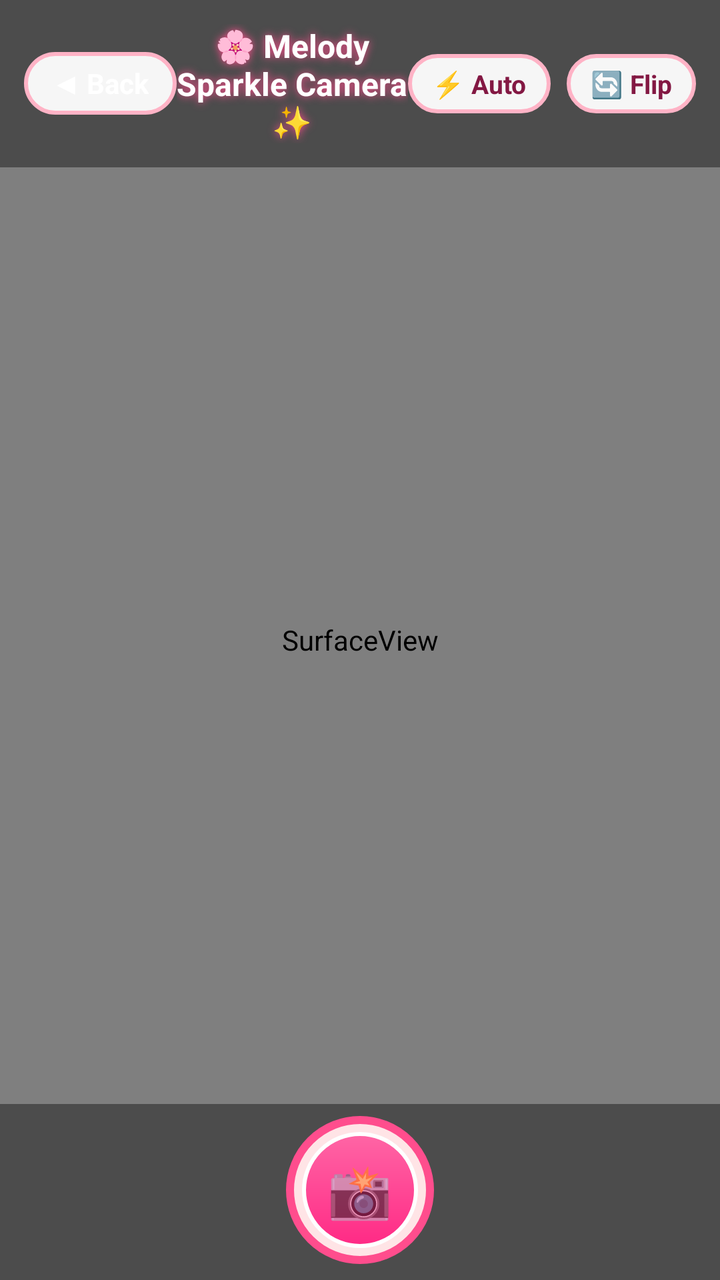
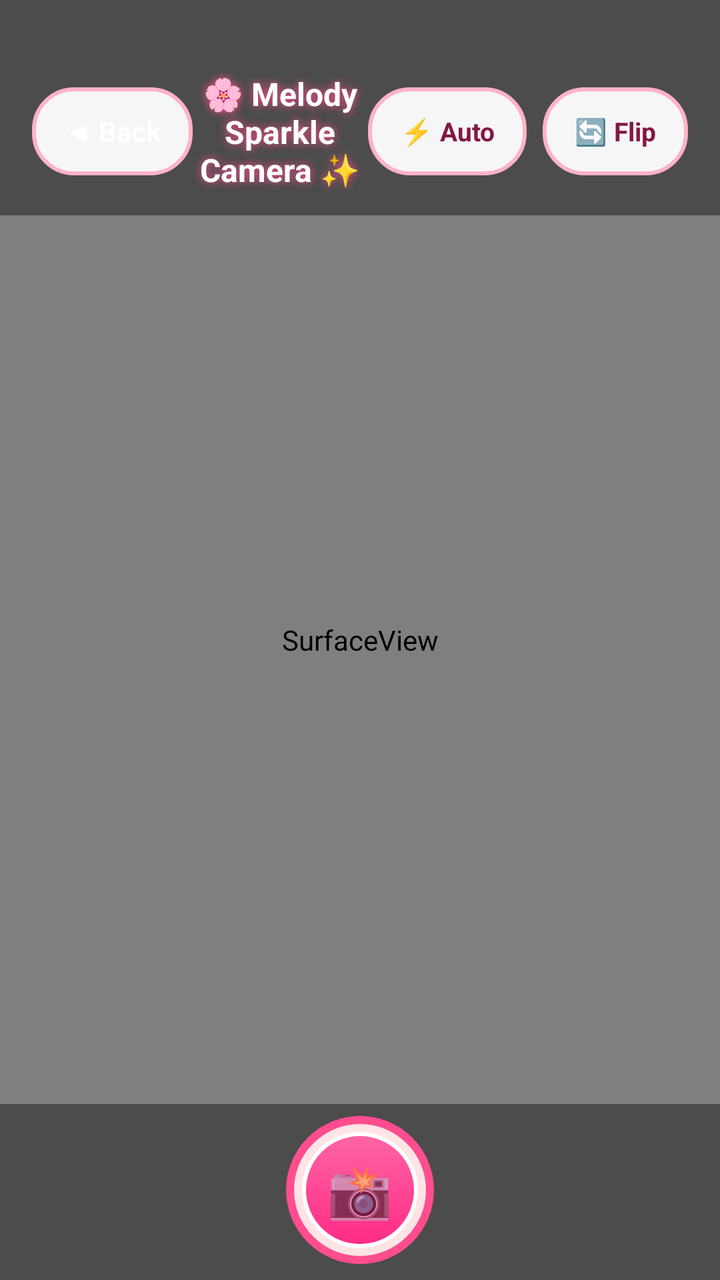

Before-and-after screenshots of an Android layout around one commit, followed by the original layout XML and the change that was made.
<!-- AndroidManifest.xml: activity theme Theme.KidsLauncher.Fullscreen -->
<!-- res/layout/activity_melody_camera.xml -->
<?xml version="1.0" encoding="utf-8"?>
<RelativeLayout xmlns:android="http://schemas.android.com/apk/res/android"
    android:layout_width="match_parent"
    android:layout_height="match_parent"
    android:background="#000000">

    
    <SurfaceView
        android:id="@+id/camera_surface_view"
        android:layout_width="match_parent"
        android:layout_height="match_parent"
        android:layout_centerInParent="true" />


    
    <LinearLayout
        android:id="@+id/layout_camera_header"
        android:layout_width="match_parent"
        android:layout_height="wrap_content"
        android:orientation="horizontal"
        android:gravity="center_vertical"
        android:padding="12dp"
        android:background="#66000000"
        android:layout_alignParentTop="true">

        <TextView
            android:id="@+id/btn_camera_back"
            android:layout_width="wrap_content"
            android:layout_height="wrap_content"
            android:text="◀ Back"
            android:textColor="#FFFFFF"
            android:textSize="14sp"
            android:textStyle="bold"
            android:background="@drawable/bg_melody_pill"
            android:paddingHorizontal="14dp"
            android:paddingVertical="6dp"
            android:clickable="true"
            android:focusable="true" />

        <TextView
            android:layout_width="0dp"
            android:layout_height="wrap_content"
            android:layout_weight="1"
            android:text="🌸 Melody Sparkle Camera ✨"
            android:textColor="#FFFFFF"
            android:textSize="16sp"
            android:textStyle="bold"
            android:gravity="center"
            android:shadowColor="#FF4D8D"
            android:shadowDx="0"
            android:shadowDy="0"
            android:shadowRadius="10" />

        <TextView
            android:id="@+id/btn_camera_flash"
            android:layout_width="wrap_content"
            android:layout_height="wrap_content"
            android:text="⚡ Auto"
            android:textColor="#831843"
            android:textSize="13sp"
            android:textStyle="bold"
            android:background="@drawable/bg_melody_pill"
            android:paddingHorizontal="12dp"
            android:paddingVertical="6dp"
            android:layout_marginEnd="8dp"
            android:clickable="true"
            android:focusable="true" />

        <TextView
            android:id="@+id/btn_camera_flip"
            android:layout_width="wrap_content"
            android:layout_height="wrap_content"
            android:text="🔄 Flip"
            android:textColor="#831843"
            android:textSize="13sp"
            android:textStyle="bold"
            android:background="@drawable/bg_melody_pill"
            android:paddingHorizontal="12dp"
            android:paddingVertical="6dp"
            android:clickable="true"
            android:focusable="true" />
    </LinearLayout>

    
    <LinearLayout
        android:id="@+id/layout_camera_bottom"
        android:layout_width="match_parent"
        android:layout_height="wrap_content"
        android:orientation="vertical"
        android:gravity="center"
        android:paddingBottom="8dp"
        android:paddingTop="6dp"
        android:layout_marginBottom="0dp"
        android:background="#66000000"
        android:layout_alignParentBottom="true">


        
        <FrameLayout
            android:id="@+id/btn_camera_shutter"
            android:layout_width="74dp"
            android:layout_height="74dp"
            android:background="@drawable/bg_camera_shutter"
            android:clickable="true"
            android:focusable="true">

            <TextView
                android:layout_width="wrap_content"
                android:layout_height="wrap_content"
                android:layout_gravity="center"
                android:text="📸"
                android:textSize="26sp" />
        </FrameLayout>
    </LinearLayout>

    
    <View
        android:id="@+id/view_shutter_flash"
        android:layout_width="match_parent"
        android:layout_height="match_parent"
        android:background="#FFFFFF"
        android:visibility="gone" />

    
    <RelativeLayout
        android:id="@+id/layout_photo_preview_modal"
        android:layout_width="match_parent"
        android:layout_height="match_parent"
        android:background="#D9000000"
        android:gravity="center"
        android:padding="20dp"
        android:visibility="gone">

        <LinearLayout
            android:layout_width="wrap_content"
            android:layout_height="wrap_content"
            android:orientation="vertical"
            android:gravity="center_horizontal"
            android:background="@drawable/bg_melody_card"
            android:padding="16dp">

            <TextView
                android:layout_width="wrap_content"
                android:layout_height="wrap_content"
                android:text="✨ Photo Saved to Gallery! 🌸"
                android:textColor="#831843"
                android:textSize="16sp"
                android:textStyle="bold"
                android:layout_marginBottom="10dp" />

            <ImageView
                android:id="@+id/iv_captured_photo_preview"
                android:layout_width="320dp"
                android:layout_height="220dp"
                android:scaleType="fitCenter"
                android:background="#FFE4E6"
                android:layout_marginBottom="14dp" />

            <LinearLayout
                android:layout_width="wrap_content"
                android:layout_height="wrap_content"
                android:orientation="horizontal">

                <TextView
                    android:id="@+id/btn_preview_take_more"
                    android:layout_width="wrap_content"
                    android:layout_height="wrap_content"
                    android:text="📸 Take More"
                    android:textColor="#FFFFFF"
                    android:textSize="14sp"
                    android:textStyle="bold"
                    android:background="@drawable/bg_melody_chip_selected"
                    android:paddingHorizontal="20dp"
                    android:paddingVertical="8dp"
                    android:clickable="true"
                    android:focusable="true" />
            </LinearLayout>
        </LinearLayout>
    </RelativeLayout>

</RelativeLayout>
<!-- resources referenced by this layout -->
<resources>
  <!-- drawable bg_camera_shutter (drawable) -->
  <?xml version="1.0" encoding="utf-8"?>
  <layer-list xmlns:android="http://schemas.android.com/apk/res/android">
      
      <item>
          <shape android:shape="oval">
              <solid android:color="#FFE4E6" />
              <stroke android:width="4dp" android:color="#FF4D8D" />
          </shape>
      </item>
      
      <item android:top="8dp" android:bottom="8dp" android:left="8dp" android:right="8dp">
          <shape android:shape="oval">
              <gradient
                  android:startColor="#FF65A5"
                  android:endColor="#FF2A85"
                  android:angle="270" />
              <stroke android:width="2dp" android:color="#FFFFFF" />
          </shape>
      </item>
  </layer-list>
  <!-- drawable bg_melody_card (drawable) -->
  <?xml version="1.0" encoding="utf-8"?>
  <shape xmlns:android="http://schemas.android.com/apk/res/android"
      android:shape="rectangle">
      <corners android:radius="26dp" />
      <solid android:color="#FFFFFF" />
      <stroke
          android:width="2.5dp"
          android:color="#FFB3C6" />
  </shape>
  <!-- drawable bg_melody_chip_selected (drawable) -->
  <?xml version="1.0" encoding="utf-8"?>
  <shape xmlns:android="http://schemas.android.com/apk/res/android"
      android:shape="rectangle">
      <corners android:radius="24dp" />
      <gradient
          android:angle="45"
          android:startColor="#FF2E7E"
          android:endColor="#FF6097"
          android:type="linear" />
      <padding
          android:left="16dp"
          android:top="8dp"
          android:right="16dp"
          android:bottom="8dp" />
  </shape>
  <!-- drawable bg_melody_pill (drawable) -->
  <?xml version="1.0" encoding="utf-8"?>
  <shape xmlns:android="http://schemas.android.com/apk/res/android"
      android:shape="rectangle">
      <corners android:radius="20dp" />
      <solid android:color="#F2FFFFFF" />
      <stroke
          android:width="2dp"
          android:color="#FFB3C6" />
  </shape>
  <style name="Theme.KidsLauncher.Fullscreen" parent="Theme.KidsLauncher">
          <item name="android:windowFullscreen">true</item>
          <item name="android:windowContentOverlay">@null</item>
      </style>
  <style name="Theme.KidsLauncher" parent="Theme.MaterialComponents.DayNight.NoActionBar">
          <item name="colorPrimary">@color/kids_primary</item>
          <item name="colorPrimaryDark">@color/kids_primary_dark</item>
          <item name="colorAccent">@color/kids_accent</item>
          <item name="android:windowBackground">@color/kids_sky_end</item>
      </style>
  <color name="kids_primary">#FF4D8D</color>
  <color name="kids_primary_dark">#9D174D</color>
  <color name="kids_accent">#FBBF24</color>
  <color name="kids_sky_end">#FFD6E5</color>
</resources>

<!-- the commit's change to res/layout/activity_melody_camera.xml (unified diff, before → after) -->
@@ -19,7 +19,10 @@
         android:layout_height="wrap_content"
         android:orientation="horizontal"
         android:gravity="center_vertical"
-        android:padding="12dp"
+        android:paddingTop="36dp"
+        android:paddingBottom="12dp"
+        android:paddingHorizontal="16dp"
+        android:clipToPadding="false"
         android:background="#66000000"
         android:layout_alignParentTop="true">
 
@@ -27,13 +30,15 @@
             android:id="@+id/btn_camera_back"
             android:layout_width="wrap_content"
             android:layout_height="wrap_content"
+            android:minHeight="44dp"
+            android:gravity="center"
             android:text="◀ Back"
             android:textColor="#FFFFFF"
             android:textSize="14sp"
             android:textStyle="bold"
             android:background="@drawable/bg_melody_pill"
-            android:paddingHorizontal="14dp"
-            android:paddingVertical="6dp"
+            android:paddingHorizontal="16dp"
+            android:paddingVertical="8dp"
             android:clickable="true"
             android:focusable="true" />
 
@@ -55,13 +60,15 @@
             android:id="@+id/btn_camera_flash"
             android:layout_width="wrap_content"
             android:layout_height="wrap_content"
+            android:minHeight="44dp"
+            android:gravity="center"
             android:text="⚡ Auto"
             android:textColor="#831843"
             android:textSize="13sp"
             android:textStyle="bold"
             android:background="@drawable/bg_melody_pill"
-            android:paddingHorizontal="12dp"
-            android:paddingVertical="6dp"
+            android:paddingHorizontal="16dp"
+            android:paddingVertical="8dp"
             android:layout_marginEnd="8dp"
             android:clickable="true"
             android:focusable="true" />
@@ -70,13 +77,15 @@
             android:id="@+id/btn_camera_flip"
             android:layout_width="wrap_content"
             android:layout_height="wrap_content"
+            android:minHeight="44dp"
+            android:gravity="center"
             android:text="🔄 Flip"
             android:textColor="#831843"
             android:textSize="13sp"
             android:textStyle="bold"
             android:background="@drawable/bg_melody_pill"
-            android:paddingHorizontal="12dp"
-            android:paddingVertical="6dp"
+            android:paddingHorizontal="16dp"
+            android:paddingVertical="8dp"
             android:clickable="true"
             android:focusable="true" />
     </LinearLayout>
